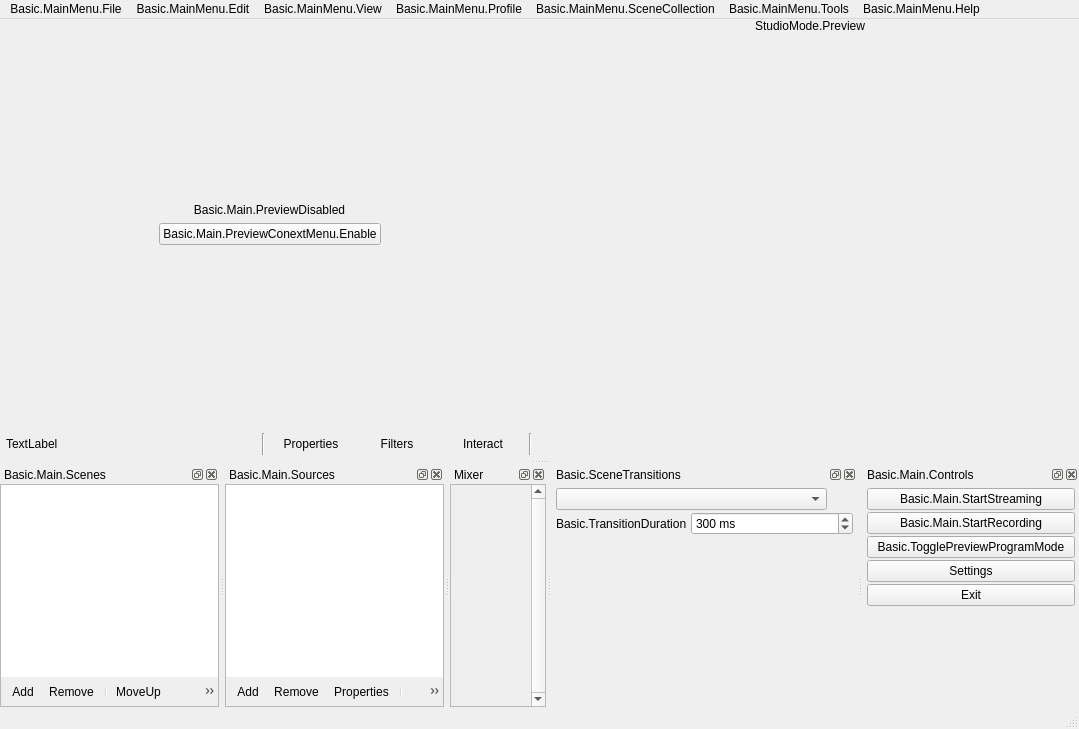
CoSMoSoftware/OBS-studio-webrtc, file UI/forms/OBSBasic.ui: the form before one commit.
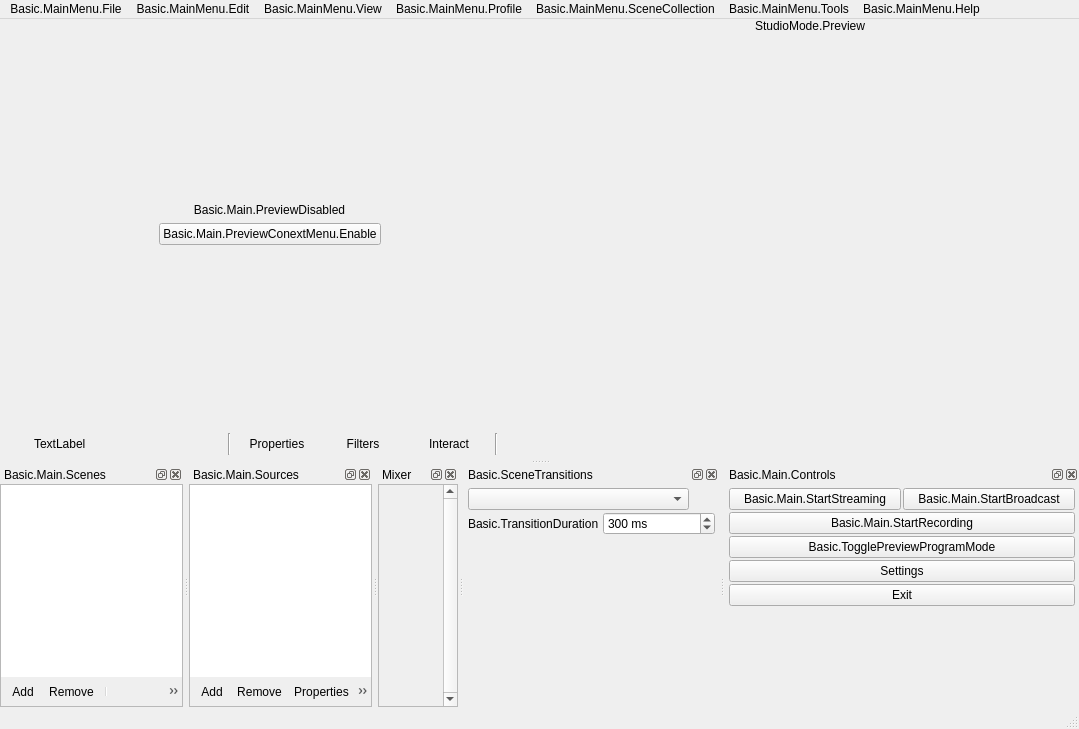
The form after the commit. Icons and pictures are not drawn. Custom widgets are drawn as their Qt base class.

```diff
--- a/UI/forms/OBSBasic.ui
+++ b/UI/forms/OBSBasic.ui
@@ -61,7 +61,7 @@
          <number>2</number>
         </property>
         <item>
-         <widget class="QWidget" name="previewDisabledWidget">
+         <widget class="QFrame" name="previewDisabledWidget">
           <property name="sizePolicy">
            <sizepolicy hsizetype="Expanding" vsizetype="Expanding">
             <horstretch>0</horstretch>
@@ -196,7 +196,7 @@
      </layout>
     </item>
     <item>
-     <widget class="QWidget" name="contextContainer">
+     <widget class="QFrame" name="contextContainer">
       <property name="sizePolicy">
        <sizepolicy hsizetype="Preferred" vsizetype="Preferred">
         <horstretch>0</horstretch>
@@ -205,13 +205,7 @@
       </property>
       <property name="minimumSize">
        <size>
-        <width>0</width>
-        <height>30</height>
-       </size>
-      </property>
-      <property name="maximumSize">
-       <size>
-        <width>16777215</width>
+        <width>740</width>
         <height>30</height>
        </size>
       </property>
@@ -235,7 +229,7 @@
         <number>4</number>
        </property>
        <item>
-        <widget class="QWidget" name="contextSubContainer">
+        <widget class="QFrame" name="contextSubContainer">
          <property name="sizePolicy">
           <sizepolicy hsizetype="Preferred" vsizetype="Preferred">
            <horstretch>0</horstretch>
@@ -264,6 +258,31 @@
           <property name="bottomMargin">
            <number>0</number>
           </property>
+          <item>
+           <widget class="QLabel" name="contextSourceIcon">
+            <property name="sizePolicy">
+             <sizepolicy hsizetype="Fixed" vsizetype="Fixed">
+              <horstretch>0</horstretch>
+              <verstretch>0</verstretch>
+             </sizepolicy>
+            </property>
+            <property name="minimumSize">
+             <size>
+              <width>22</width>
+              <height>22</height>
+             </size>
+            </property>
+            <property name="maximumSize">
+             <size>
+              <width>22</width>
+              <height>22</height>
+             </size>
+            </property>
+            <property name="text">
+             <string/>
+            </property>
+           </widget>
+          </item>
           <item>
            <widget class="QLabel" name="contextSourceLabel">
             <property name="sizePolicy">
@@ -274,13 +293,13 @@
             </property>
             <property name="minimumSize">
              <size>
-              <width>250</width>
+              <width>160</width>
               <height>22</height>
              </size>
             </property>
             <property name="maximumSize">
              <size>
-              <width>250</width>
+              <width>160</width>
               <height>22</height>
              </size>
             </property>
@@ -289,6 +308,31 @@
             </property>
            </widget>
           </item>
+          <item>
+           <widget class="QLabel" name="contextSourceIconSpacer">
+            <property name="sizePolicy">
+             <sizepolicy hsizetype="Fixed" vsizetype="Fixed">
+              <horstretch>0</horstretch>
+              <verstretch>0</verstretch>
+             </sizepolicy>
+            </property>
+            <property name="minimumSize">
+             <size>
+              <width>22</width>
+              <height>22</height>
+             </size>
+            </property>
+            <property name="maximumSize">
+             <size>
+              <width>22</width>
+              <height>22</height>
+             </size>
+            </property>
+            <property name="text">
+             <string/>
+            </property>
+           </widget>
+          </item>
           <item>
            <widget class="Line" name="line_3">
             <property name="orientation">
@@ -310,12 +354,6 @@
               <height>22</height>
              </size>
             </property>
-            <property name="maximumSize">
-             <size>
-              <width>16777215</width>
-              <height>22</height>
-             </size>
-            </property>
             <property name="toolTip">
              <string>Properties</string>
             </property>
@@ -342,12 +380,6 @@
               <height>22</height>
              </size>
             </property>
-            <property name="maximumSize">
-             <size>
-              <width>16777215</width>
-              <height>22</height>
-             </size>
-            </property>
             <property name="toolTip">
              <string>Filters</string>
             </property>
@@ -374,12 +406,6 @@
               <height>22</height>
              </size>
             </property>
-            <property name="maximumSize">
-             <size>
-              <width>16777215</width>
-              <height>22</height>
-             </size>
-            </property>
             <property name="text">
              <string>Interact</string>
             </property>
@@ -406,9 +432,9 @@
         </widget>
        </item>
        <item>
-        <widget class="QWidget" name="emptySpace">
+        <widget class="QFrame" name="emptySpace">
          <property name="sizePolicy">
-          <sizepolicy hsizetype="Expanding" vsizetype="Fixed">
+          <sizepolicy hsizetype="Expanding" vsizetype="Minimum">
            <horstretch>0</horstretch>
            <verstretch>0</verstretch>
           </sizepolicy>
@@ -419,12 +445,6 @@
            <height>22</height>
           </size>
          </property>
-         <property name="maximumSize">
-          <size>
-           <width>16777215</width>
-           <height>22</height>
-          </size>
-         </property>
          <layout class="QHBoxLayout" name="horizontalLayout_6">
           <property name="spacing">
            <number>0</number>
@@ -627,6 +647,8 @@
     <addaction name="actionImportSceneCollection"/>
     <addaction name="actionExportSceneCollection"/>
     <addaction name="separator"/>
+    <addaction name="actionShowMissingFiles"/>
+    <addaction name="separator"/>
    </widget>
    <widget class="QMenu" name="viewMenu">
     <property name="title">
@@ -1002,7 +1024,7 @@
           <rect>
            <x>0</x>
            <y>0</y>
-           <width>94</width>
+           <width>67</width>
            <height>16</height>
           </rect>
          </property>
@@ -1114,7 +1136,7 @@
       <number>4</number>
      </property>
      <item>
-      <widget class="QWidget" name="transitionsContainer">
+      <widget class="QFrame" name="transitionsContainer">
        <layout class="QVBoxLayout" name="verticalLayout_2">
         <property name="spacing">
          <number>2</number>
@@ -1174,7 +1196,7 @@
             </property>
             <property name="icon">
              <iconset>
-              <normaloff>:/res/images/configuration21_16.png</normaloff>:/res/images/configuration21_16.png</iconset>
+              <normaloff>:/settings/images/settings/general.svg</normaloff>:/settings/images/settings/general.svg</iconset>
             </property>
             <property name="flat">
              <bool>true</bool>
@@ -1278,6 +1300,8 @@
       <number>4</number>
      </property>
      <item>
+      <layout class="QHBoxLayout" name="horizontalLayout_7">
+       <item>
       <widget class="QPushButton" name="streamButton">
        <property name="enabled">
         <bool>true</bool>
@@ -1300,6 +1324,30 @@
       </widget>
      </item>
      <item>
+        <widget class="QPushButton" name="broadcastButton">
+         <property name="enabled">
+          <bool>true</bool>
+         </property>
+         <property name="sizePolicy">
+          <sizepolicy hsizetype="Ignored" vsizetype="Fixed">
+           <horstretch>0</horstretch>
+           <verstretch>0</verstretch>
+          </sizepolicy>
+         </property>
+         <property name="minimumSize">
+          <size>
+           <width>150</width>
+           <height>0</height>
+          </size>
+         </property>
+         <property name="text">
+          <string>Basic.Main.StartBroadcast</string>
+         </property>
+        </widget>
+       </item>
+      </layout>
+     </item>
+     <item>
       <layout class="QHBoxLayout" name="recordingLayout">
        <property name="spacing">
         <number>2</number>
@@ -1416,7 +1464,7 @@
   <action name="actionAddScene">
    <property name="icon">
     <iconset>
-     <normaloff>:/res/images/add.png</normaloff>:/res/images/add.png</iconset>
+     <normaloff>:/res/images/plus.svg</normaloff>:/res/images/plus.svg</iconset>
    </property>
    <property name="text">
     <string>Add</string>
@@ -1428,7 +1476,7 @@
   <action name="actionAddSource">
    <property name="icon">
     <iconset>
-     <normaloff>:/res/images/add.png</normaloff>:/res/images/add.png</iconset>
+     <normaloff>:/res/images/plus.svg</normaloff>:/res/images/plus.svg</iconset>
    </property>
    <property name="text">
     <string>Add</string>
@@ -1440,7 +1488,7 @@
   <action name="actionRemoveScene">
    <property name="icon">
     <iconset>
-     <normaloff>:/res/images/list_remove.png</normaloff>:/res/images/list_remove.png</iconset>
+     <normaloff>:/res/images/minus.svg</normaloff>:/res/images/minus.svg</iconset>
    </property>
    <property name="text">
     <string>Remove</string>
@@ -1458,7 +1506,7 @@
   <action name="actionRemoveSource">
    <property name="icon">
     <iconset>
-     <normaloff>:/res/images/list_remove.png</normaloff>:/res/images/list_remove.png</iconset>
+     <normaloff>:/res/images/minus.svg</normaloff>:/res/images/minus.svg</iconset>
    </property>
    <property name="text">
     <string>Remove</string>
@@ -1479,7 +1527,7 @@
    </property>
    <property name="icon">
     <iconset>
-     <normaloff>:/res/images/properties.png</normaloff>:/res/images/properties.png</iconset>
+     <normaloff>:/settings/images/settings/general.svg</normaloff>:/settings/images/settings/general.svg</iconset>
    </property>
    <property name="text">
     <string>Properties</string>
@@ -1506,7 +1554,7 @@
    </property>
    <property name="icon">
     <iconset>
-     <normaloff>:/res/images/up.png</normaloff>:/res/images/up.png</iconset>
+     <normaloff>:/res/images/up.svg</normaloff>:/res/images/up.svg</iconset>
    </property>
    <property name="text">
     <string>MoveUp</string>
@@ -1518,7 +1566,7 @@
   <action name="actionSceneDown">
    <property name="icon">
     <iconset>
-     <normaloff>:/res/images/down.png</normaloff>:/res/images/down.png</iconset>
+     <normaloff>:/res/images/down.svg</normaloff>:/res/images/down.svg</iconset>
    </property>
    <property name="text">
     <string>MoveDown</string>
@@ -1533,7 +1581,7 @@
    </property>
    <property name="icon">
     <iconset>
-     <normaloff>:/res/images/down.png</normaloff>:/res/images/down.png</iconset>
+     <normaloff>:/res/images/down.svg</normaloff>:/res/images/down.svg</iconset>
    </property>
    <property name="text">
     <string>MoveDown</string>
@@ -1774,6 +1822,11 @@
     <string>Export</string>
    </property>
   </action>
+  <action name="actionShowMissingFiles">
+   <property name="text">
+    <string>Basic.MainMenu.File.ShowMissingFiles</string>
+   </property>
+  </action>
   <action name="actionNewProfile">
    <property name="text">
     <string>New</string>
```
Lines whose indentation alone changed are shown as unchanged.
